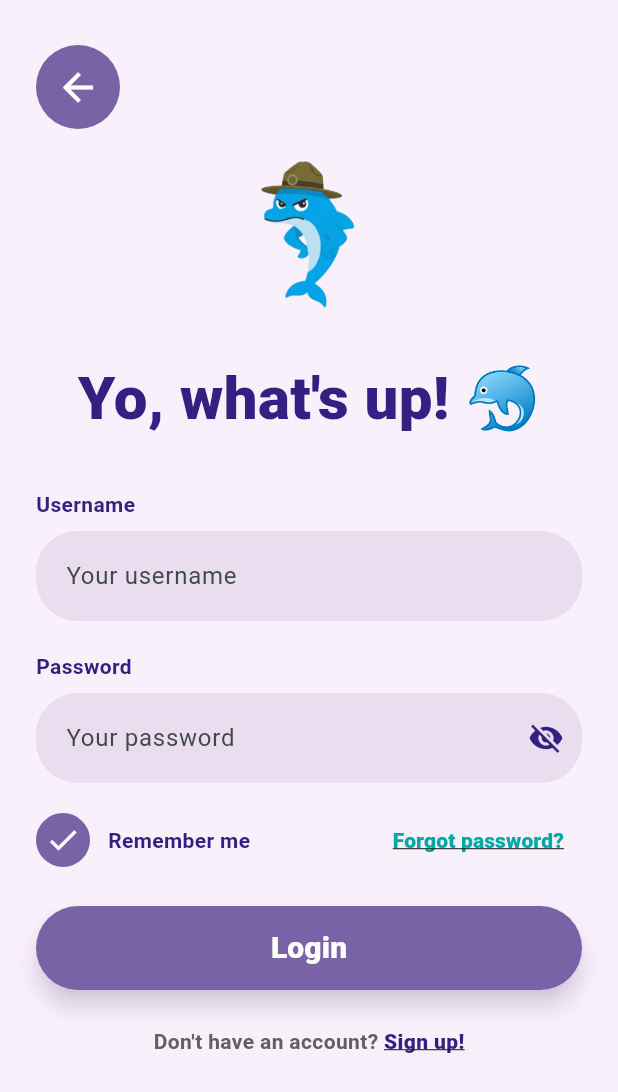
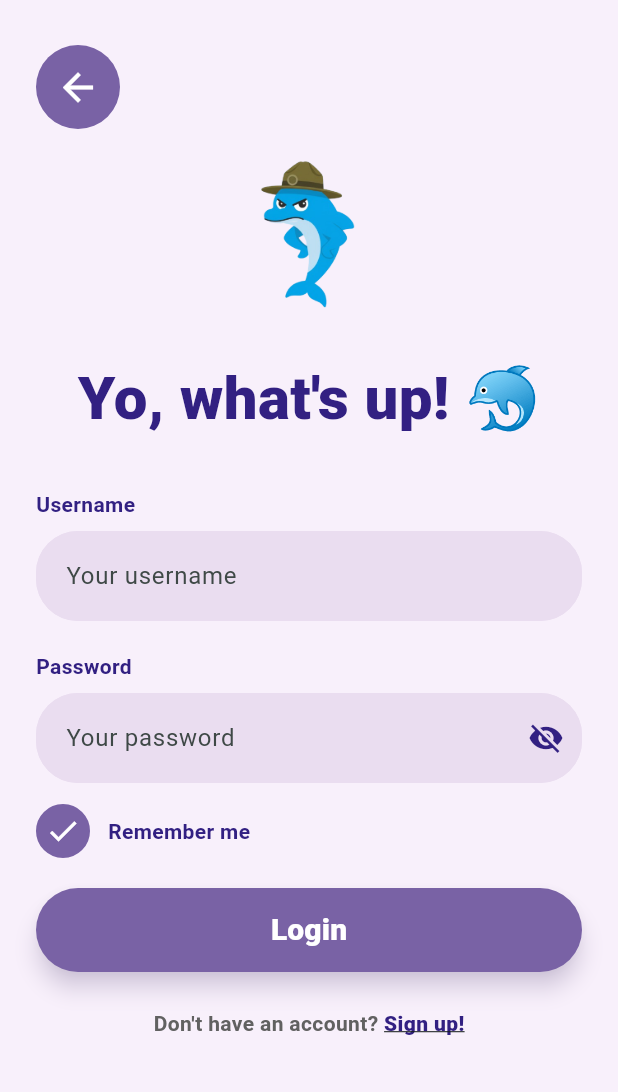
Before and after one commit to kemdav/voquadro, a Flutter app: the LoginPage screen opened directly, on a phone screen of 412 x 824 dp. Shown: the top 1092 px of the screen. Run offline on Flutter 3.47's test engine with Material 3 defaults, Android fonts, the phone set to English and light mode, and no system bars; our stand-ins replace email_validator, flutter_dotenv, flutter_svg, image_picker, just_audio, logger and 3 more; missing offline and left inert: flutter_pdfview, record; accounts and stored records are empty.

Commit message:
Update login_page.dart

```diff
--- a/lib/screens/authentication/login/login_page.dart
+++ b/lib/screens/authentication/login/login_page.dart
@@ -247,18 +247,6 @@ class _LoginPageState extends State<LoginPage> {
                         ],
                       ),
                     ),
-                    const Spacer(),
-                    TextButton(
-                      onPressed: () {},
-                      child: const Text(
-                        'Forgot password?',
-                        style: TextStyle(
-                          color: accentTeal,
-                          fontWeight: FontWeight.w800,
-                          decoration: TextDecoration.underline,
-                        ),
-                      ),
-                    ),
                   ],
                 ),
 
```
